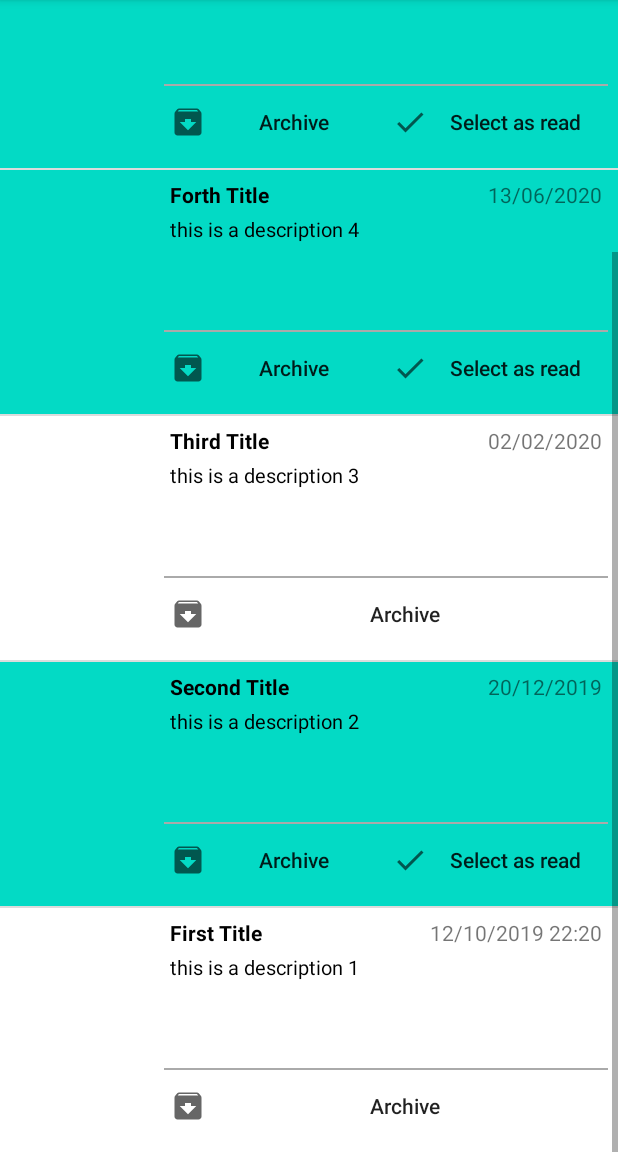
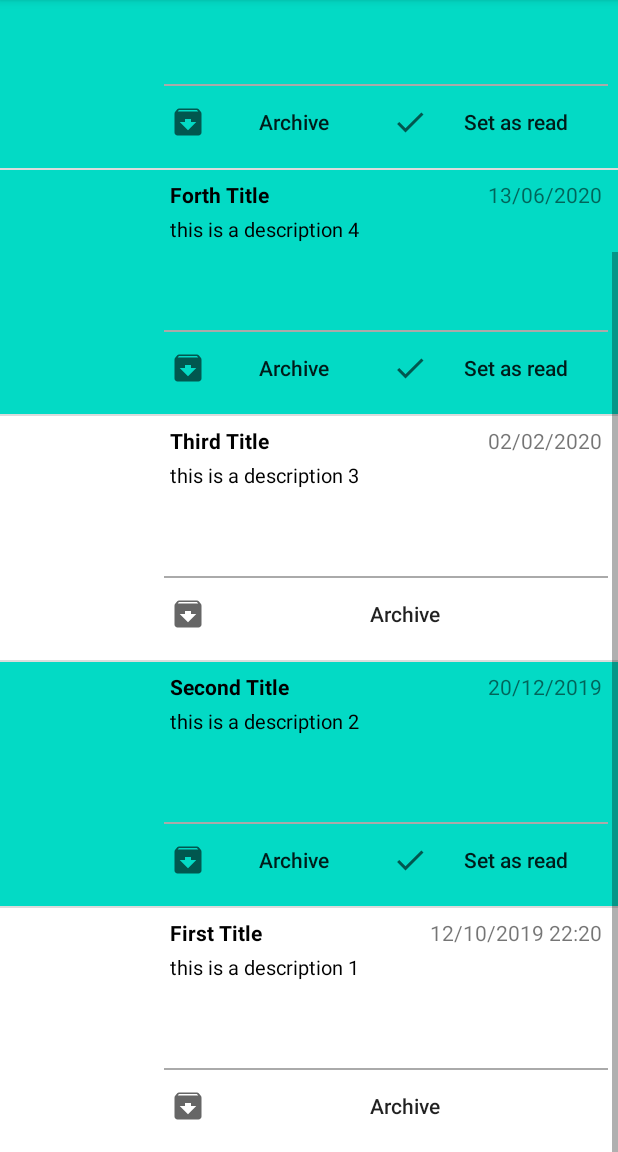
Before and after one commit to Esraa-Sayed/Good_Point, an Android app: the fragment NotificationFragment shown on its own in the app's theme, scrolled down 537 dp, on a phone screen of 412 x 824 dp, the part 84-1236 px from its top. Run offline under Robolectric (Android 15) with nearby library versions, the phone set to English and light mode, and no system bars; our stand-ins replace CircleImageView, sdp/ssp sizes.

Commit message:
dividing and updates

```diff
--- a/app/src/main/java/com/helloworld/goodpoint/adapter/NotificationListAdapter.java
+++ b/app/src/main/java/com/helloworld/goodpoint/adapter/NotificationListAdapter.java
@@ -41,33 +41,18 @@ public class NotificationListAdapter extends ArrayAdapter<NotificationItem> {
         View notificationItem = convertView;
         ViewHolder viewHolder;
         final int revposition = list.size()-position-1;
+
         if(notificationItem == null){
-            LayoutInflater inflater = (LayoutInflater) context.getSystemService(Context.LAYOUT_INFLATER_SERVICE);
-            notificationItem = inflater.inflate(R.layout.notification_item, parent, false);
+            notificationItem = createItem(parent);
             viewHolder = new ViewHolder(notificationItem);
             notificationItem.setTag(viewHolder);
         }else
             viewHolder = (ViewHolder) notificationItem.getTag();
 
-        if(!list.get(revposition).isRead()){
-            viewHolder.getRead().setVisibility(View.VISIBLE);
-            viewHolder.getLayout().setBackgroundColor(context.getResources().getColor(R.color.colorAccent));
-            viewHolder.getArchive().setBackground(context.getResources().getDrawable(R.drawable.notification_button1));
-            viewHolder.getRead().setBackground(context.getResources().getDrawable(R.drawable.notification_button1));
-
-            viewHolder.getRead().setOnClickListener(new View.OnClickListener() {
-                @Override
-                public void onClick(View view) {
-                    list.get(revposition).setRead(true);
-                    notifyDataSetChanged();
-                }
-            });
-        }else {
-            viewHolder.getRead().setVisibility(View.GONE);
-            viewHolder.getLayout().setBackgroundColor(Color.WHITE);
-            viewHolder.getArchive().setBackground(context.getResources().getDrawable(R.drawable.notification_button2));
-
-        }
+        if(!list.get(revposition).isRead())
+            setItemRead(viewHolder,revposition);
+        else
+            setItemNotRead(viewHolder);
 
         viewHolder.getArchive().setOnClickListener(new View.OnClickListener() {
             @Override
@@ -80,15 +65,43 @@ public class NotificationListAdapter extends ArrayAdapter<NotificationItem> {
             }
         });
 
+        setItemDetails(viewHolder,revposition);
+
+        return notificationItem;
+    }
+
+    private void setItemDetails(ViewHolder viewHolder, int revposition) {
         viewHolder.getTitle().setText(list.get(revposition).getTitle());
         viewHolder.getDate().setText(list.get(revposition).getDate());
         viewHolder.getDescription().setText(list.get(revposition).getDescription());
         if(list.get(revposition).getImage() != null)
             viewHolder.getImageView().setImageBitmap(list.get(revposition).getImage());
+    }
 
+    private void setItemNotRead(ViewHolder viewHolder) {
+        viewHolder.getRead().setVisibility(View.GONE);
+        viewHolder.getLayout().setBackgroundColor(Color.WHITE);
+        viewHolder.getArchive().setBackground(context.getResources().getDrawable(R.drawable.notification_button2));
+    }
 
+    private void setItemRead(ViewHolder viewHolder, final int position) {
+        viewHolder.getRead().setVisibility(View.VISIBLE);
+        viewHolder.getLayout().setBackgroundColor(context.getResources().getColor(R.color.colorAccent));
+        viewHolder.getArchive().setBackground(context.getResources().getDrawable(R.drawable.notification_button1));
+        viewHolder.getRead().setBackground(context.getResources().getDrawable(R.drawable.notification_button1));
 
-        return notificationItem;
+        viewHolder.getRead().setOnClickListener(new View.OnClickListener() {
+            @Override
+            public void onClick(View view) {
+                list.get(position).setRead(true);
+                notifyDataSetChanged();
+            }
+        });
+    }
+
+    private View createItem(ViewGroup parent) {
+        LayoutInflater inflater = (LayoutInflater) context.getSystemService(Context.LAYOUT_INFLATER_SERVICE);
+        return inflater.inflate(R.layout.notification_item, parent, false);
     }
 
     private class ViewHolder{
--- a/app/src/main/java/com/helloworld/goodpoint/ui/MainActivity.java
+++ b/app/src/main/java/com/helloworld/goodpoint/ui/MainActivity.java
@@ -15,7 +15,7 @@ public class MainActivity extends AppCompatActivity {
     protected void onCreate(Bundle savedInstanceState) {
         super.onCreate(savedInstanceState);
         setContentView(R.layout.activity_main);
-
+        startActivity(new Intent(this, HomeActivity.class));
     }
     public void IntentB(View v)
     {
--- a/app/src/main/res/layout/notification_item.xml
+++ b/app/src/main/res/layout/notification_item.xml
@@ -89,7 +89,7 @@
                 android:textAllCaps="false"
                 android:padding="@dimen/_3sdp"
                 android:drawableStart="@drawable/ic_baseline_check_24"
-                android:text="Select as read"
+                android:text="Set as read"
                 android:focusable="false"/>
         </LinearLayout>
 
```
Also changed, not shown: app/src/main/java/com/helloworld/goodpoint/ui/HomeActivity.java (+65 -4 lines).
